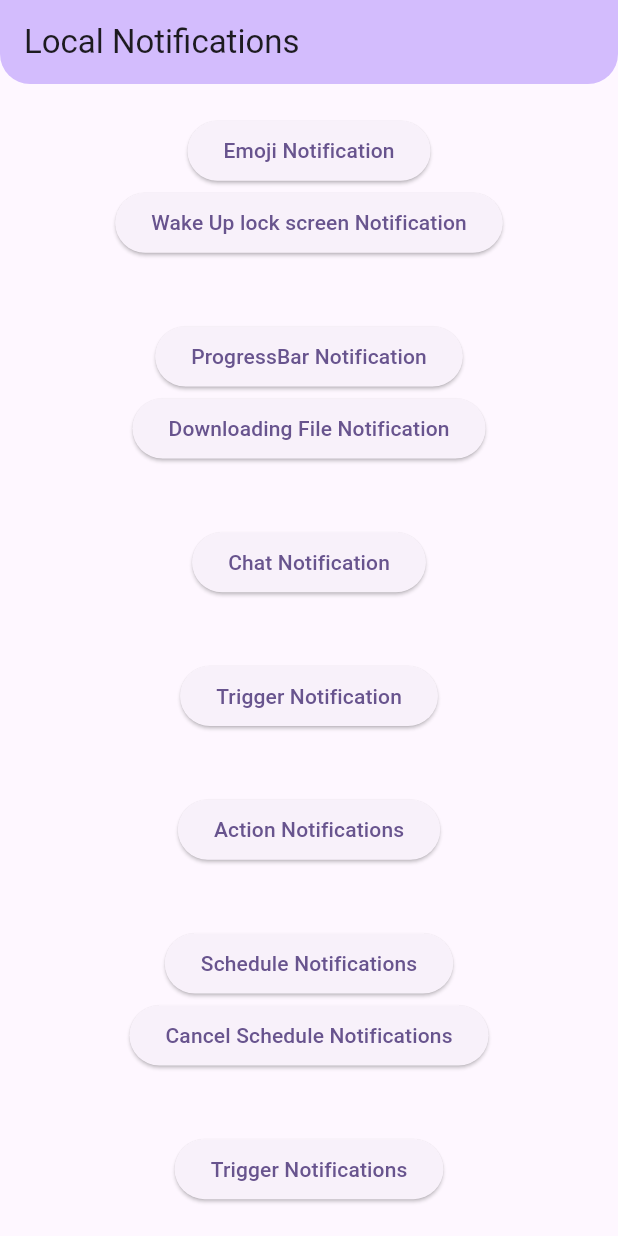
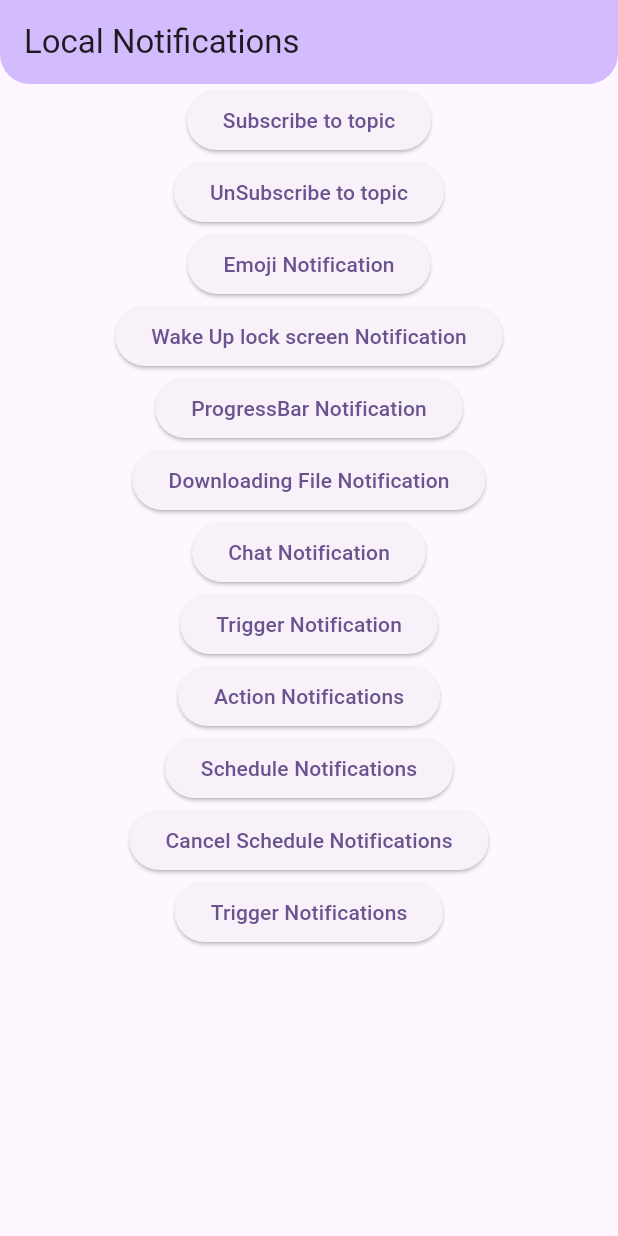
Before and after one commit to Umeralikhan403/Flutter_Notification_Series, a Flutter app: the screen it shows after launch, on a phone screen of 412 x 824 dp. Run offline on Flutter 3.47's test engine with Material 2 defaults, Android fonts, the phone set to English and light mode, and no system bars; our stand-ins replace awesome_notifications, firebase_core, firebase_messaging, fluttertoast; missing offline and left inert: awesome_notifications_fcm; accounts and stored records are empty.

Commit message:
commited again

```diff
--- a/lib/main.dart
+++ b/lib/main.dart
@@ -71,40 +71,39 @@ class _MyHomePageState extends State<MyHomePage> {
         shape: const CircularAppBarShape(),
         title: const Text("Local Notifications"),
       ),
-      body: Column(
-        mainAxisAlignment: MainAxisAlignment.spaceAround,
+      body: SingleChildScrollView(
+        child: Center(
+          child: Column(
             children: [
-          Column(
-            children: [
-              Center(
-                  child: ElevatedButton(
+              ElevatedButton(
+                onPressed: () =>
+                    NotificationController.subscribeToTopic('Anime'),
+                child: const Text('Subscribe to topic'),
+              ),
+              ElevatedButton(
+                onPressed: () =>
+                    NotificationController.unSubscribeToTopic('Anime'),
+                child: const Text('UnSubscribe to topic'),
+              ),
+              /////////////////////////////////////////////////////////////////////
+              ElevatedButton(
                 onPressed: () => LocalNotification.showEmojiNotification(3),
                 child: const Text('Emoji Notification'),
-              )),
-              Center(
-                  child: ElevatedButton(
+              ),
+              ElevatedButton(
                 onPressed: () => LocalNotification.wakeUpNotification(4),
                 child: const Text('Wake Up lock screen Notification'),
-              )),
-            ],
               ),
-          Column(
-            children: [
-              Center(
-                  child: ElevatedButton(
+              ElevatedButton(
                 onPressed: () =>
                     LocalNotification.showIndeterminateProgressNotification(19),
                 child: const Text('ProgressBar Notification'),
-              )),
-              Center(
-                  child: ElevatedButton(
+              ),
+              ElevatedButton(
                 onPressed: () => LocalNotification.showProgressNotification(2),
                 child: const Text('Downloading File Notification'),
-              )),
-            ],
               ),
-          Center(
-            child: ElevatedButton(
+              ElevatedButton(
                 onPressed: () => LocalNotification.createMessagingNotification(
                   channelKey: 'chats',
                   groupKey: 'Emma_group',
@@ -115,23 +114,16 @@ class _MyHomePageState extends State<MyHomePage> {
                 ),
                 child: const Text("Chat Notification"),
               ),
-          ),
-          Center(
-            child: ElevatedButton(
+              ElevatedButton(
                 onPressed: () =>
                     LocalNotification.createBasicNotificationWithPayload(),
                 child: const Text("Trigger Notification"),
               ),
-          ),
-          Center(
-              child: ElevatedButton(
+              ElevatedButton(
                 onPressed: () =>
                     LocalNotification.showNotificationWithActionButton(10),
                 child: const Text("Action Notifications"),
-          )),
-          Column(
-            mainAxisAlignment: MainAxisAlignment.center,
-            children: [
+              ),
               const ElevatedButton(
                 onPressed: LocalNotification.scheduleNotification,
                 child: Text("Schedule Notifications"),
@@ -140,15 +132,14 @@ class _MyHomePageState extends State<MyHomePage> {
                 onPressed: () =>
                     LocalNotification.cancelScheduleNotification(10),
                 child: const Text("Cancel Schedule Notifications"),
-              )
+              ),
+              ElevatedButton(
+                onPressed: () => LocalNotification.triggerNotification,
+                child: const Text("Trigger Notifications"),
+              ),
             ],
           ),
-          const Center(
-              child: ElevatedButton(
-            onPressed: LocalNotification.triggerNotification,
-            child: Text("Trigger Notifications"),
-          )),
-        ],
+        ),
       ),
     );
   }
--- a/lib/services/local_notifications.dart
+++ b/lib/services/local_notifications.dart
@@ -242,4 +242,21 @@ class LocalNotification {
       wakeUpScreen: true,
     ));
   }
+
+  /////////// Live Score Notification notification /////////////
+  static Future<void> createLiveScoreNotification(
+      {required int id,
+      required String title,
+      required String body,
+      String? largeIcon}) async {
+    await Future.delayed(const Duration(seconds: 5));
+    AwesomeNotifications().createNotification(
+        content: NotificationContent(
+      id: id,
+      channelKey: 'basic_channel',
+      title: title,
+      body: body,
+      largeIcon: largeIcon,
+    ));
+  }
 }
--- a/lib/services/notification_controller.dart
+++ b/lib/services/notification_controller.dart
@@ -1,6 +1,7 @@
 import 'package:awesome_notifications/awesome_notifications.dart';
 import 'package:awesome_notifications_fcm/awesome_notifications_fcm.dart';
 import 'package:firebase_core/firebase_core.dart';
+import 'package:firebase_messaging/firebase_messaging.dart';
 import 'package:flutter/material.dart';
 import 'package:flutter_notifications/main.dart';
 import 'package:flutter_notifications/services/local_notifications.dart';
@@ -13,6 +14,10 @@ navigateHelper(ReceivedAction receivedAction) {
     MyApp.navigatorKey.currentState!
         .push(MaterialPageRoute(builder: (context) => const TempScreen()));
   }
+}
+
+Future<void> _bgMessageHandler(RemoteMessage remoteMessage) async {
+  print('Background message ${remoteMessage.toMap()}');
 }
 
 class NotificationController extends ChangeNotifier {
@@ -74,13 +79,35 @@ class NotificationController extends ChangeNotifier {
   static Future<void> initializeRemoteNotification(
       {required bool debug}) async {
     await Firebase.initializeApp();
-    await AwesomeNotificationsFcm().initialize(
-      onFcmTokenHandle: NotificationController.myFCMTokenHandle,
-      onFcmSilentDataHandle: NotificationController.mySilentDataHandle,
-      onNativeTokenHandle: NotificationController.myNativeTokenHandle,
-      licenseKeys: [],
-      debug: debug,
-    );
+
+    FirebaseMessaging.onBackgroundMessage(_bgMessageHandler);
+
+    FirebaseMessaging.onMessage.listen(NotificationController.onMessageLister);
+
+    FirebaseMessaging.onMessageOpenedApp
+        .listen(NotificationController.onMessageOpenedAppListner);
+    // await AwesomeNotificationsFcm().initialize(
+    //   onFcmTokenHandle: NotificationController.myFCMTokenHandle,
+    //   onFcmSilentDataHandle: NotificationController.mySilentDataHandle,
+    //   onNativeTokenHandle: NotificationController.myNativeTokenHandle,
+    //   licenseKeys: [],
+    //   debug: debug,
+    // );
+  }
+
+  static getFcmToken() async {
+    final fcmToken = await FirebaseMessaging.instance.getToken();
+    print('fcmToken $fcmToken');
+  }
+
+/////////////////
+  static onMessageLister(RemoteMessage remoteMessage) {
+    print("onMessage received ${remoteMessage.toMap()}");
+  }
+
+/////////////////
+  static onMessageOpenedAppListner(RemoteMessage remoteMessage) {
+    print("onMessageOpenedAppListner received ${remoteMessage.toMap()}");
   }
 
   ///// Event Listener ///////
@@ -181,6 +208,21 @@ class NotificationController extends ChangeNotifier {
         fontSize: 16);
 
     print('SilentData: ${silentData.data}');
+
+    if (silentData.data!['IsLiveScore'] == "true") {
+      LocalNotification.createLiveScoreNotification(
+        id: 1,
+        title: silentData.data!['title']!,
+        body: silentData.data!['body']!,
+        largeIcon: silentData.data!['largeIcon'],
+      );
+    }
+
+    if (silentData.createdLifeCycle == NotificationLifeCycle.Foreground) {
+      print("ForeGround");
+    } else {
+      print("Background");
+    }
   }
 
 ///// use this method to detect when a new fcm token is received
@@ -218,4 +260,15 @@ class NotificationController extends ChangeNotifier {
     }
     return '';
   }
+
+///////////  Subscribe or Unsubscribe to topic
+  static Future<void> subscribeToTopic(String topic) async {
+    await AwesomeNotificationsFcm().subscribeToTopic(topic);
+    print('Subscribe to $topic');
+  }
+
+  static Future<void> unSubscribeToTopic(String topic) async {
+    await AwesomeNotificationsFcm().unsubscribeToTopic(topic);
+    print('UbSubscribe to $topic');
+  }
 }
--- a/pubspec.yaml
+++ b/pubspec.yaml
@@ -39,6 +39,7 @@ dependencies:
   awesome_notifications_fcm: ^0.8.0
   firebase_core: ^2.22.0
   fluttertoast: ^8.2.2
+  firebase_messaging: ^14.7.4
 
 dev_dependencies:
   flutter_test:
```
Also changed, not shown: pubspec.lock. Lines whose indentation alone changed are shown as unchanged.
